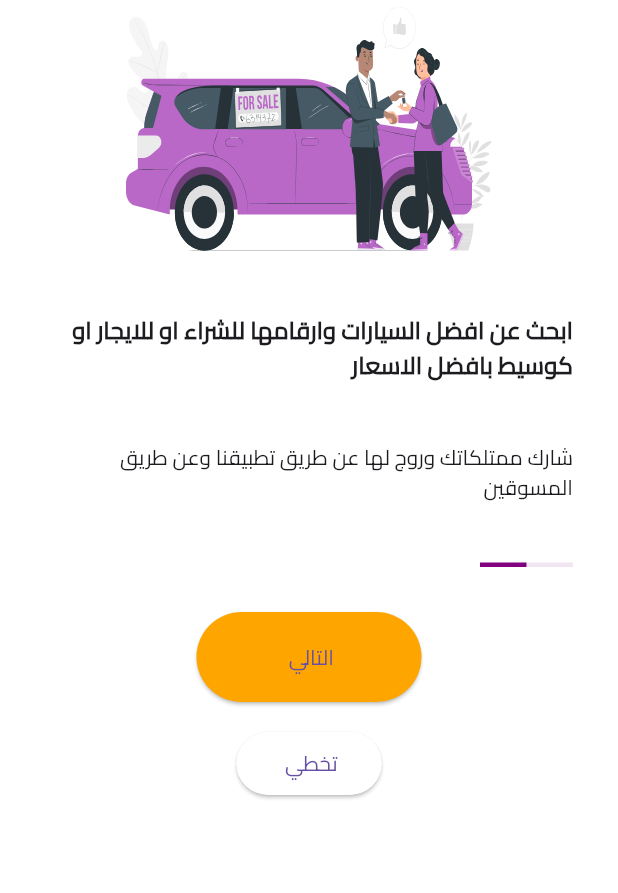
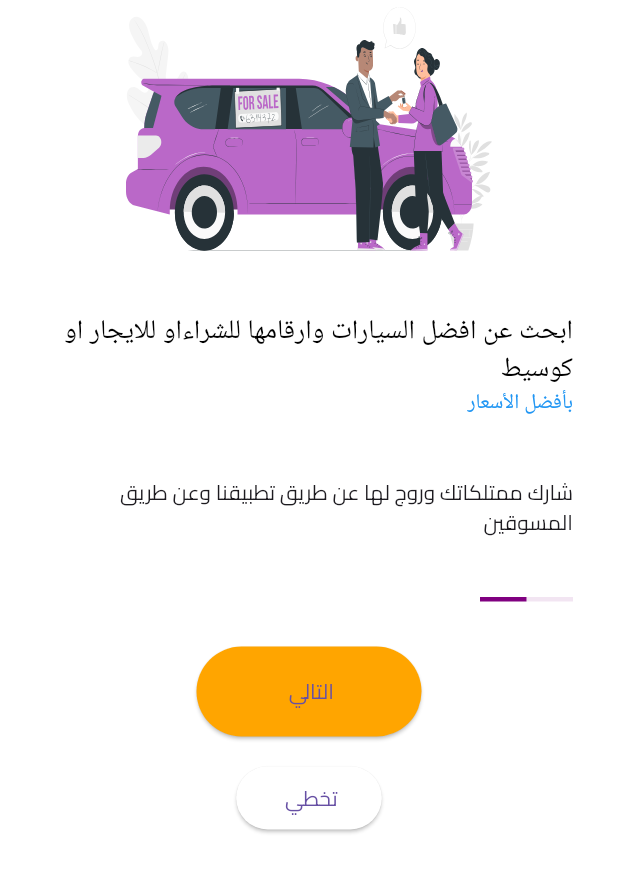
Before and after one commit to AYHM13x/nawy_app, a Flutter app: the screen it shows after launch, after a tap on "Start Now", on a phone screen of 412 x 824 dp, the part 135-1028 px from its top. Run offline on Flutter 3.47's test engine with Material 3 defaults, Android fonts, the light colour scheme and no system bars; our stand-ins replace dio, flutter_map, flutter_svg, gap, latlong2.

Commit message:
add ubdate

```diff
--- a/lib/core/utlis/assets/app_images.dart
+++ b/lib/core/utlis/assets/app_images.dart
@@ -18,4 +18,5 @@ abstract class AppImages {
   static const cameraIcon = "$_basePath/camera_icon.svg";
   static const micIcon = "$_basePath/mic_icon.svg";
   static const WelcomTow = "$_basePath/cuate.svg";
+  static const signin = "$_basePath/log_in.svg";
 }
--- a/lib/features/_0_spalsh/presentation/views/welcome_one_view.dart
+++ b/lib/features/_0_spalsh/presentation/views/welcome_one_view.dart
@@ -27,9 +27,18 @@ class WelcomeOneView extends StatelessWidget {
                 const SizedBox(
                   height: 40,
                 ),
-                const Text(
-                  "ابحث عن افضل السيارات وارقامها للشراء او للايجار او كوسيط بافضل الاسعار",
-                  style: FontStyles.textStyle16Bold,
+                RichText(
+                  text: TextSpan(children: <TextSpan>[
+                    TextSpan(
+                        text:
+                            ("ابحث عن افضل السيارات وارقامها للشراءاو للايجار او كوسيط\n"),
+                        style: FontStyles.textStyle18Reg
+                            .copyWith(color: Colors.black)),
+                    TextSpan(
+                        text: ("بأفضل الأسعار"),
+                        style: FontStyles.textStyle14Reg
+                            .copyWith(color: Colors.blue))
+                  ]),
                 ),
                 const SizedBox(
                   height: 40,
@@ -57,7 +66,7 @@ class WelcomeOneView extends StatelessWidget {
                     );
                   }, AppColors.yellowColor),
                 ),
-                SizedBox(
+                const SizedBox(
                   height: 20,
                 ),
                 Container(
```
Also changed, not shown: lib/core/utlis/widgets/custom_text_form_filed.dart (added, +19 -0 lines), lib/features/_0_spalsh/presentation/views/welcom_tow_view.dart (+9 -1 lines), lib/features/_1_auth/presentation/views/bodies/sign_in_view_body.dart (+65 -1 lines), lib/features/_1_auth/presentation/views/bodies/widgets/Custom_Column_Text_From_Filed.dart (added, +33 -0 lines), assets/images/log_in.svg (added).
